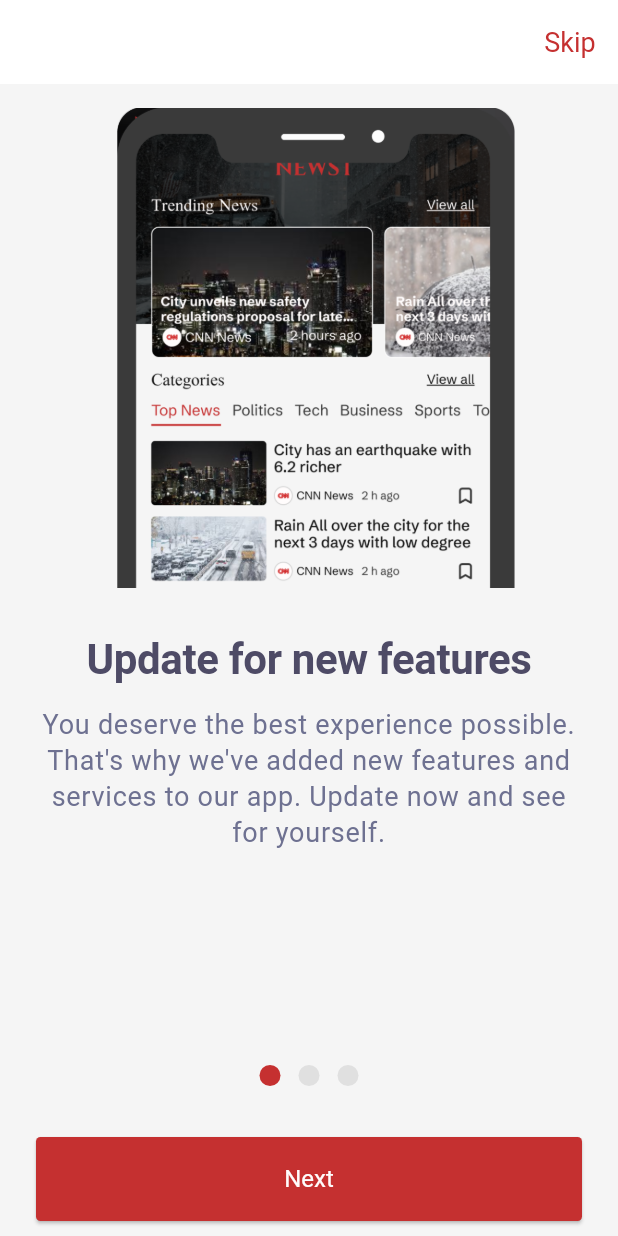
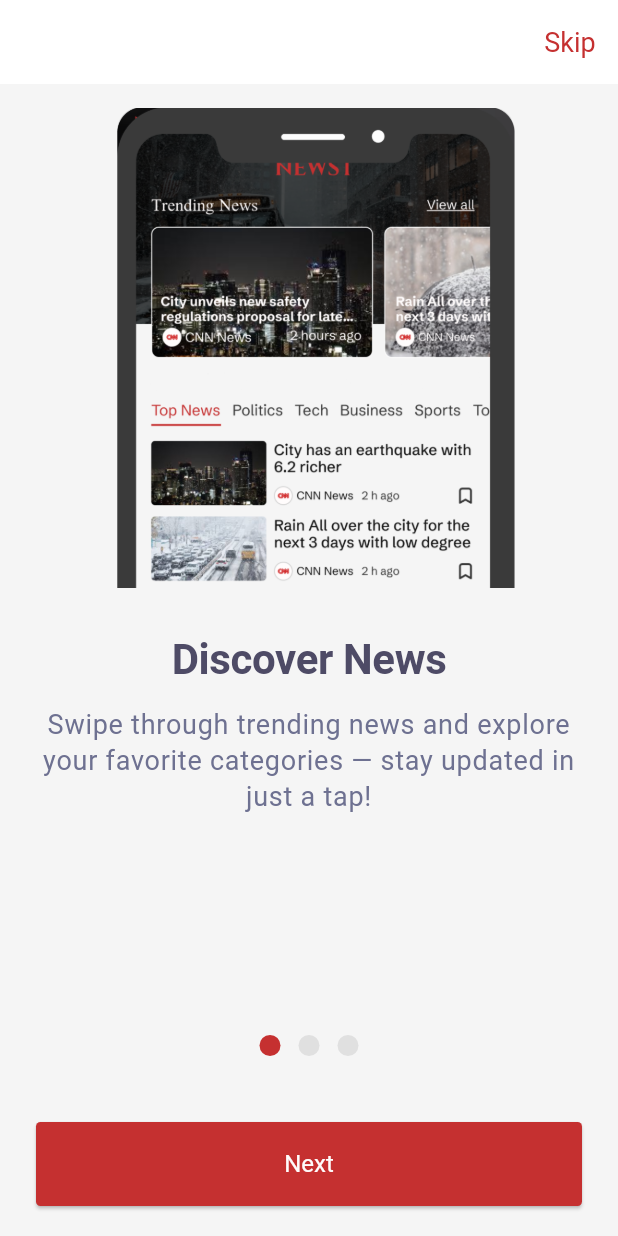
Before and after one commit to RawdaMohammad/news_flutter_app, a Flutter app: the screen it shows after launch, on a phone screen of 412 x 824 dp. Run offline on Flutter 3.47's test engine with Material 3 defaults, Android fonts, the phone set to English and light mode, and no system bars; our stand-ins replace cached_network_image, country_picker, flutter_dotenv, flutter_svg, get_it, hive and 3 more; accounts and stored records are empty.

Commit message:
update onboarding screen

```diff
--- a/lib/features/home/controllers/news_controller.dart
+++ b/lib/features/home/controllers/news_controller.dart
@@ -57,5 +57,6 @@ class NewsController with ChangeNotifier{
       isLoadingEverything = false;
       notifyListeners();
     }
+    print(everythingArticles);
   }
 }
--- a/lib/features/onboarding/onboarding_screen.dart
+++ b/lib/features/onboarding/onboarding_screen.dart
@@ -18,21 +18,21 @@ class _OnboardingScreenState extends State<OnboardingScreen> {
   final List<OnBoardingModel> onboardingData = [
     OnBoardingModel(
       image: 'assets/images/onboarding1.png',
-      title: 'Update for new features',
+      title: 'Discover News',
       desc:
-          "You deserve the best experience possible. That's why we've added new features and services to our app. Update now and see for yourself.",
+          "Swipe through trending news and explore your favorite categories — stay updated in just a tap!",
     ),
     OnBoardingModel(
       image: 'assets/images/onboarding2.png',
-      title: 'Update for new features',
+      title: 'Trending News',
       desc:
-          "You deserve the best experience possible. That's why we've added new features and services to our app. Update now and see for yourself.",
+          "Stay on top of what's happening now — catch the most talked-about headlines.",
     ),
     OnBoardingModel(
       image: 'assets/images/onboarding3.png',
-      title: 'Update for new features',
+      title: 'Bookmarks',
       desc:
-          "You deserve the best experience possible. That's why we've added new features and services to our app. Update now and see for yourself.",
+          "You can easily access the news you've saved for later.",
     ),
   ];
 
@@ -48,7 +48,6 @@ class _OnboardingScreenState extends State<OnboardingScreen> {
   }
 
   Future<void> _finishOnboarding() async {
-    /// (DONE) TODO : Task - Use Preference Manager And don't use hard coded values like [onboarding_complete]
     final prefs = await SharedPreferences.getInstance();
     await prefs.setBool('onboarding_complete', true);
     if (!mounted) return;
@@ -65,9 +64,7 @@ class _OnboardingScreenState extends State<OnboardingScreen> {
   @override
   Widget build(BuildContext context) {
     return Scaffold(
-      /// (DONE) TODO : Task - Use from theme data
       appBar: AppBar(
-        /// (DONE) TODO : Task - Add This values on theme data
         actions: [
           if (_currentPage < onboardingData.length - 1)
             TextButton(
@@ -91,17 +88,13 @@ class _OnboardingScreenState extends State<OnboardingScreen> {
                   children: [
                     const SizedBox(height: 16),
 
-                    /// (DONE)  TODO : Task - Use This From Model
                     Image.asset(data.image!, height: 320, fit: BoxFit.contain),
                     const SizedBox(height: 32),
                     Padding(
                       padding: const EdgeInsets.symmetric(horizontal: 16.0),
                       child: Text(
-                        /// (DONE) TODO : Task - Use This From Model
                         data.title!,
                         textAlign: TextAlign.center,
-
-                        /// (DONE) TODO : Task - Add This To Theme Data
                         style: Theme.of(context).textTheme.displayLarge,
                       ),
                     ),
@@ -109,11 +102,8 @@ class _OnboardingScreenState extends State<OnboardingScreen> {
                     Padding(
                       padding: const EdgeInsets.symmetric(horizontal: 24.0),
                       child: Text(
-                        /// (DONE) TODO : Task - Use This From Model
                         data.desc!,
                         textAlign: TextAlign.center,
-
-                        /// (DONE) TODO : Task - Add This To Theme Data
                         style: Theme.of(context).textTheme.labelMedium,
                       ),
                     ),
@@ -141,12 +131,11 @@ class _OnboardingScreenState extends State<OnboardingScreen> {
             ),
           ),
           Padding(
-            padding: const EdgeInsets.symmetric(horizontal: 24.0, vertical: 10),
+            padding: const EdgeInsets.symmetric(horizontal: 24.0, vertical: 20),
             child: SizedBox(
               width: double.infinity,
               height: 56,
               child: ElevatedButton(
-                /// (DONE) TODO : Task - Add This To Theme Data
                 onPressed: _onNext,
                 child: Text(
                   _currentPage == onboardingData.length - 1 ? 'Get Started' : 'Next',
```
Also changed, not shown: assets/images/onboarding1.png, assets/images/onboarding2.png, assets/images/onboarding3.png.
